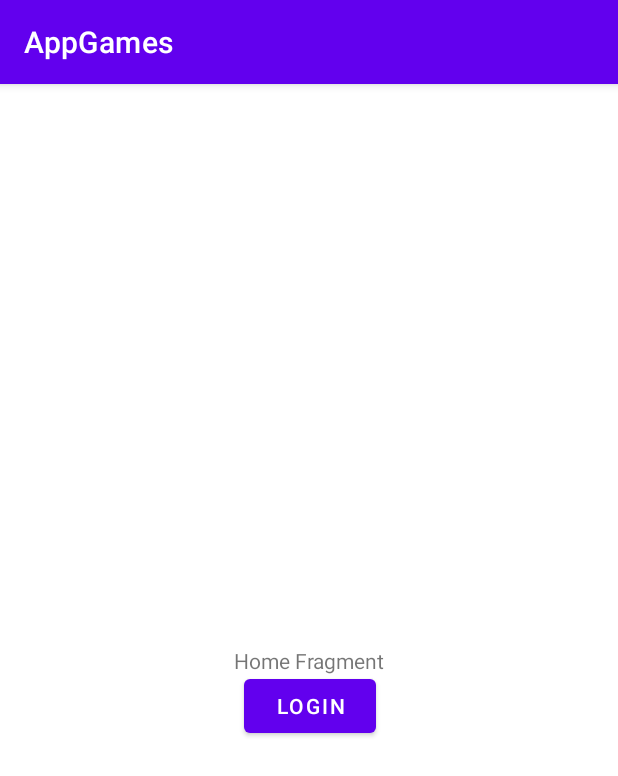
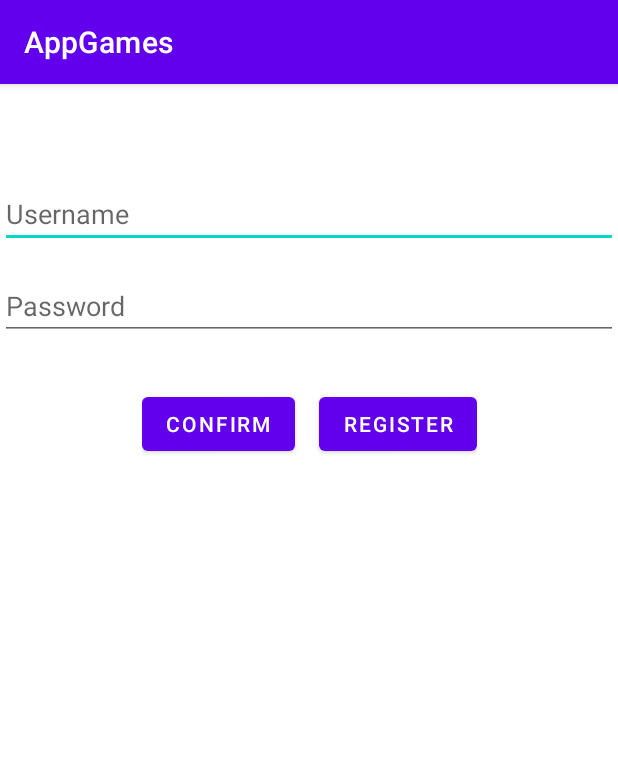
Before and after one commit to Gustavo-F/Programacao-Dispositivos-Moveis, an Android app: the screen it shows after launch (MainActivity), on a phone screen of 412 x 824 dp. Shown: the top 776 px of the screen. Run offline under Robolectric (Android 15) with nearby library versions, the phone set to English and light mode, and no system bars.

Commit message:
Adicionada tela para cadastro de usuário

```diff
--- a/AppGames/app/src/main/java/com/gustavo/appgames/LoginFragment.kt
+++ b/AppGames/app/src/main/java/com/gustavo/appgames/LoginFragment.kt
@@ -1,6 +1,28 @@
 package com.gustavo.appgames
 
+import android.os.Bundle
+import android.view.View
+import android.widget.Button
+import android.widget.Toast
 import androidx.fragment.app.Fragment
+import androidx.navigation.fragment.findNavController
 
 class LoginFragment : Fragment(R.layout.fragment_login) {
+
+    override fun onViewCreated(view: View, savedInstanceState: Bundle?) {
+        super.onViewCreated(view, savedInstanceState)
+
+        val registerButton = getView()?.findViewById<Button>(R.id.registerLoginButton)
+        registerButton?.setOnClickListener{
+            val action = LoginFragmentDirections.actionLoginFragmentToRegisterFragment()
+            findNavController().navigate(action)
+        }
+
+        val confirmButton = getView()?.findViewById<Button>(R.id.confirmButton)
+        confirmButton?.setOnClickListener{
+            val action = LoginFragmentDirections.actionLoginFragmentToHomeFragment()
+            findNavController().navigate(action)
+        }
+    }
+
 }
--- a/AppGames/app/src/main/res/layout/fragment_home.xml
+++ b/AppGames/app/src/main/res/layout/fragment_home.xml
@@ -7,25 +7,13 @@
     tools:context=".HomeFragment">
 
     <TextView
-        android:id="@+id/homeTextView"
         android:layout_width="wrap_content"
         android:layout_height="wrap_content"
+        android:text="@string/app_name"
+        android:textSize="28sp"
+        app:layout_constraintBottom_toBottomOf="parent"
+        app:layout_constraintEnd_toEndOf="parent"
         app:layout_constraintStart_toStartOf="parent"
-        app:layout_constraintEnd_toEndOf="parent"
-        app:layout_constraintTop_toTopOf="parent"
-        app:layout_constraintBottom_toBottomOf="parent"
-        android:text="Home Fragment">
-    </TextView>
-
-    <Button
-        android:id="@+id/loginButton"
-        android:layout_width="wrap_content"
-        android:layout_height="wrap_content"
-        android:text="Login"
-        app:layout_constraintTop_toTopOf="@id/homeTextView"
-        app:layout_constraintStart_toStartOf="@id/homeTextView"
-        app:layout_constraintEnd_toEndOf="@id/homeTextView"
-        android:layout_marginTop="16dp">
-    </Button>
+        app:layout_constraintTop_toTopOf="parent"></TextView>
 
 </androidx.constraintlayout.widget.ConstraintLayout>
--- a/AppGames/app/src/main/res/layout/fragment_login.xml
+++ b/AppGames/app/src/main/res/layout/fragment_login.xml
@@ -22,14 +22,29 @@
         android:hint="Password"
         app:layout_constraintTop_toBottomOf="@id/usernameEditText"></EditText>
 
-    <Button
-        android:id="@+id/confirmButton"
+    <LinearLayout
         android:layout_width="wrap_content"
         android:layout_height="wrap_content"
         android:layout_marginTop="32dp"
-        android:text="Confirm"
+        android:orientation="horizontal"
         app:layout_constraintEnd_toEndOf="parent"
         app:layout_constraintStart_toStartOf="parent"
-        app:layout_constraintTop_toBottomOf="@id/passwordEditText"></Button>
+        app:layout_constraintTop_toBottomOf="@+id/passwordEditText">
+
+        <Button
+            android:id="@+id/confirmButton"
+            android:layout_width="wrap_content"
+            android:layout_height="wrap_content"
+            android:layout_marginEnd="8dp"
+            android:text="@string/confirm"></Button>
+
+        <Button
+            android:id="@+id/registerLoginButton"
+            android:layout_width="wrap_content"
+            android:layout_height="wrap_content"
+            android:layout_marginStart="8dp"
+            android:layout_weight="1"
+            android:text="@string/register" />
+    </LinearLayout>
 
 </androidx.constraintlayout.widget.ConstraintLayout>
--- a/AppGames/app/src/main/res/navigation/nav_graph.xml
+++ b/AppGames/app/src/main/res/navigation/nav_graph.xml
@@ -3,20 +3,36 @@
              xmlns:app="http://schemas.android.com/apk/res-auto"
     xmlns:tools="http://schemas.android.com/tools"
     android:id="@+id/nav_graph"
-    app:startDestination="@id/homeFragment2">
+    app:startDestination="@id/loginFragment">
 
     <fragment
-        android:id="@+id/homeFragment2"
+        android:id="@+id/homeFragment"
         android:name="com.gustavo.appgames.HomeFragment"
         android:label="fragment_home"
-        tools:layout="@layout/fragment_home" >
-        <action
-            android:id="@+id/action_homeFragment2_to_loginFragment"
-            app:destination="@id/loginFragment" />
-    </fragment>
+        tools:layout="@layout/fragment_home" />
     <fragment
         android:id="@+id/loginFragment"
         android:name="com.gustavo.appgames.LoginFragment"
         android:label="fragment_login"
-        tools:layout="@layout/fragment_login" />
+        tools:layout="@layout/fragment_login" >
+        <action
+            android:id="@+id/action_loginFragment_to_registerFragment"
+            app:destination="@id/registerFragment"
+            app:enterAnim="@anim/slide_in_right"
+            app:exitAnim="@anim/slide_out_left"
+            app:popEnterAnim="@anim/slide_in_left"
+            app:popExitAnim="@anim/slide_out_right" />
+        <action
+            android:id="@+id/action_loginFragment_to_homeFragment"
+            app:destination="@id/homeFragment"
+            app:enterAnim="@anim/slide_in_right"
+            app:exitAnim="@anim/slide_out_left"
+            app:popEnterAnim="@anim/slide_in_left"
+            app:popExitAnim="@anim/slide_out_right" />
+    </fragment>
+    <fragment
+        android:id="@+id/registerFragment"
+        android:name="com.gustavo.appgames.RegisterFragment"
+        android:label="fragment_register"
+        tools:layout="@layout/fragment_register" />
 </navigation>
```
Also changed, not shown: AppGames/app/src/main/java/com/gustavo/appgames/HomeFragment.kt (+10 -0 lines), AppGames/app/src/main/java/com/gustavo/appgames/RegisterFragment.kt (added, +7 -0 lines), AppGames/app/src/main/res/layout/fragment_register.xml (added, +76 -0 lines), AppGames/app/src/main/res/values/strings.xml (+9 -0 lines).
